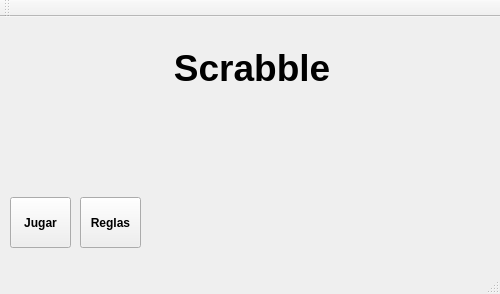
ce2103-datos-ii/Scrabble, file ScrabbleClient/mainwindow.ui: the form before one commit.
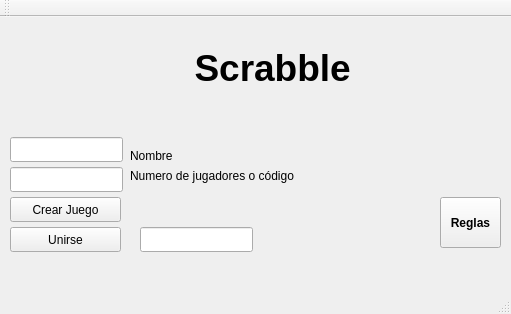
The form after the commit.

```diff
--- a/ScrabbleClient/mainwindow.ui
+++ b/ScrabbleClient/mainwindow.ui
@@ -6,37 +6,21 @@
    <rect>
     <x>0</x>
     <y>0</y>
-    <width>500</width>
-    <height>294</height>
+    <width>511</width>
+    <height>314</height>
    </rect>
   </property>
   <property name="windowTitle">
    <string>MainWindow</string>
   </property>
+  <property name="autoFillBackground">
+   <bool>false</bool>
+  </property>
   <widget class="QWidget" name="centralWidget">
-   <widget class="QPushButton" name="pushButton">
-    <property name="geometry">
-     <rect>
-      <x>10</x>
-      <y>180</y>
-      <width>61</width>
-      <height>51</height>
-     </rect>
-    </property>
-    <property name="font">
-     <font>
-      <weight>75</weight>
-      <bold>true</bold>
-     </font>
-    </property>
-    <property name="text">
-     <string>Jugar</string>
-    </property>
-   </widget>
    <widget class="QPushButton" name="pushButton_2">
     <property name="geometry">
      <rect>
-      <x>80</x>
+      <x>440</x>
       <y>180</y>
       <width>61</width>
       <height>51</height>
@@ -57,7 +41,7 @@
      <rect>
       <x>20</x>
       <y>20</y>
-      <width>401</width>
+      <width>461</width>
       <height>61</height>
      </rect>
     </property>
@@ -69,7 +53,89 @@
      </font>
     </property>
     <property name="text">
-     <string>               Scrabble</string>
+     <string>                 Scrabble</string>
+    </property>
+   </widget>
+   <widget class="QPushButton" name="pushButton_3">
+    <property name="geometry">
+     <rect>
+      <x>10</x>
+      <y>180</y>
+      <width>111</width>
+      <height>25</height>
+     </rect>
+    </property>
+    <property name="text">
+     <string>Crear Juego</string>
+    </property>
+   </widget>
+   <widget class="QPushButton" name="pushButton_4">
+    <property name="geometry">
+     <rect>
+      <x>10</x>
+      <y>210</y>
+      <width>111</width>
+      <height>25</height>
+     </rect>
+    </property>
+    <property name="text">
+     <string>Unirse</string>
+    </property>
+   </widget>
+   <widget class="QLineEdit" name="lineEdit">
+    <property name="geometry">
+     <rect>
+      <x>10</x>
+      <y>120</y>
+      <width>113</width>
+      <height>25</height>
+     </rect>
+    </property>
+   </widget>
+   <widget class="QLineEdit" name="lineEdit_2">
+    <property name="geometry">
+     <rect>
+      <x>10</x>
+      <y>150</y>
+      <width>113</width>
+      <height>25</height>
+     </rect>
+    </property>
+   </widget>
+   <widget class="QLabel" name="label_2">
+    <property name="geometry">
+     <rect>
+      <x>130</x>
+      <y>130</y>
+      <width>54</width>
+      <height>17</height>
+     </rect>
+    </property>
+    <property name="text">
+     <string>Nombre</string>
+    </property>
+   </widget>
+   <widget class="QLabel" name="label_3">
+    <property name="geometry">
+     <rect>
+      <x>130</x>
+      <y>150</y>
+      <width>181</width>
+      <height>17</height>
+     </rect>
+    </property>
+    <property name="text">
+     <string>Numero de jugadores o código</string>
+    </property>
+   </widget>
+   <widget class="QLineEdit" name="lineEdit_3">
+    <property name="geometry">
+     <rect>
+      <x>140</x>
+      <y>210</y>
+      <width>113</width>
+      <height>25</height>
+     </rect>
     </property>
    </widget>
   </widget>
```
Left out of the diff: 2 changed lines with no effect on the pictures.
